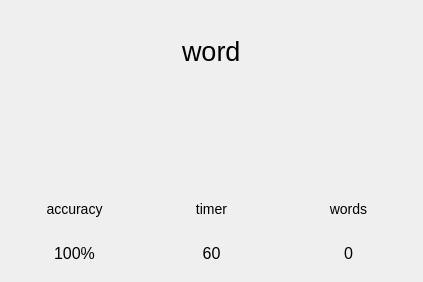
Qt form mainwindow.ui (qernt/TypingSpeedTest) before a commit.
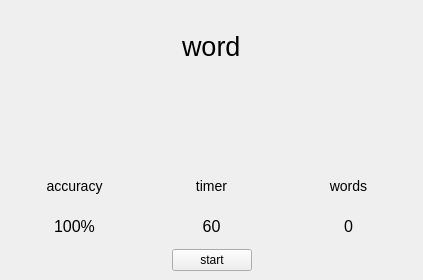
The same form after that commit.

Diff of the .ui file:
```diff
--- a/mainwindow.ui
+++ b/mainwindow.ui
@@ -7,7 +7,7 @@
     <x>0</x>
     <y>0</y>
     <width>423</width>
-    <height>282</height>
+    <height>280</height>
    </rect>
   </property>
   <property name="windowTitle">
@@ -208,6 +208,43 @@
       </item>
      </layout>
     </item>
+    <item>
+     <layout class="QHBoxLayout" name="horizontalLayout_4">
+      <item>
+       <spacer name="horizontalSpacer_5">
+        <property name="orientation">
+         <enum>Qt::Horizontal</enum>
+        </property>
+        <property name="sizeHint" stdset="0">
+         <size>
+          <width>40</width>
+          <height>20</height>
+         </size>
+        </property>
+       </spacer>
+      </item>
+      <item>
+       <widget class="QPushButton" name="pushButton">
+        <property name="text">
+         <string>start</string>
+        </property>
+       </widget>
+      </item>
+      <item>
+       <spacer name="horizontalSpacer_6">
+        <property name="orientation">
+         <enum>Qt::Horizontal</enum>
+        </property>
+        <property name="sizeHint" stdset="0">
+         <size>
+          <width>40</width>
+          <height>20</height>
+         </size>
+        </property>
+       </spacer>
+      </item>
+     </layout>
+    </item>
    </layout>
   </widget>
  </widget>
```
